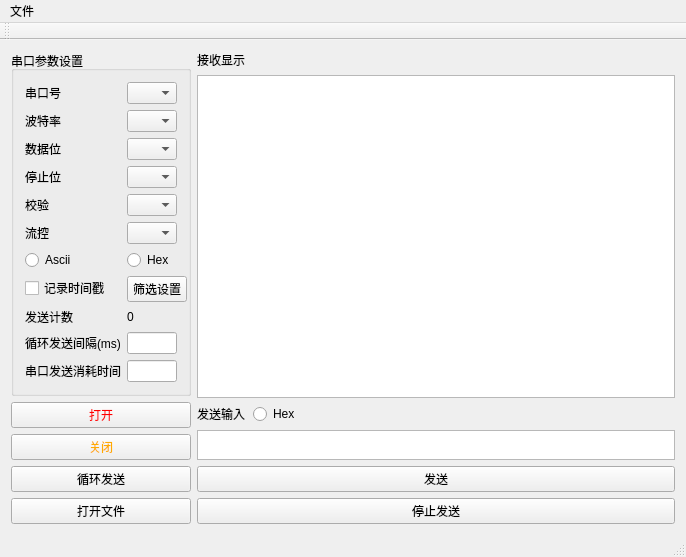
pengjianaixue/ComTestTools, file mainwindow.ui: the form before one commit.
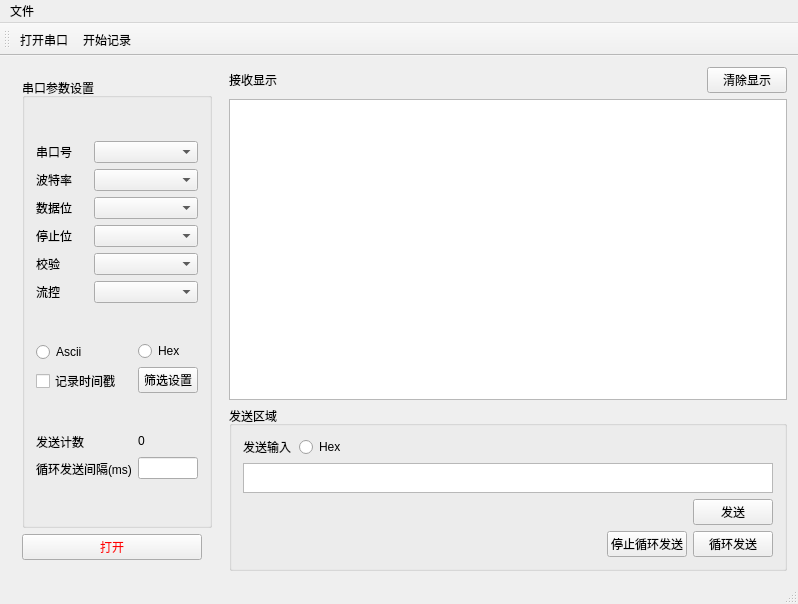
The form after the commit. Icons and pictures are not drawn.

Diff of the .ui file:
```diff
--- a/mainwindow.ui
+++ b/mainwindow.ui
@@ -6,125 +6,170 @@
    <rect>
     <x>0</x>
     <y>0</y>
-    <width>686</width>
-    <height>504</height>
+    <width>798</width>
+    <height>604</height>
    </rect>
   </property>
   <property name="windowTitle">
    <string>MainWindow</string>
   </property>
   <widget class="QWidget" name="centralWidget">
-   <layout class="QGridLayout" name="gridLayout">
+   <layout class="QGridLayout" name="gridLayout_2">
     <item row="0" column="0">
-     <layout class="QFormLayout" name="formLayout_3">
-      <item row="0" column="0">
-       <layout class="QVBoxLayout" name="verticalLayout_2">
-        <property name="sizeConstraint">
-         <enum>QLayout::SetFixedSize</enum>
-        </property>
-        <property name="rightMargin">
-         <number>0</number>
-        </property>
+     <layout class="QHBoxLayout" name="horizontalLayout_10" stretch="2,8">
+      <item>
+       <widget class="QWidget" name="widget_comparamset" native="true">
+        <layout class="QVBoxLayout" name="verticalLayout_6">
         <item>
          <widget class="QGroupBox" name="formGroupBox">
           <property name="sizePolicy">
-           <sizepolicy hsizetype="Fixed" vsizetype="Fixed">
+            <sizepolicy hsizetype="Expanding" vsizetype="Expanding">
             <horstretch>0</horstretch>
             <verstretch>0</verstretch>
            </sizepolicy>
           </property>
           <property name="maximumSize">
            <size>
-            <width>180</width>
+             <width>16777215</width>
             <height>16777215</height>
            </size>
           </property>
           <property name="title">
            <string>串口参数设置</string>
           </property>
-          <layout class="QFormLayout" name="formLayout">
-           <item row="1" column="0">
+           <layout class="QVBoxLayout" name="verticalLayout_12" stretch="7,1,2">
+            <item>
+             <layout class="QHBoxLayout" name="horizontalLayout_5" stretch="3,6">
+              <item>
+               <layout class="QVBoxLayout" name="verticalLayout_3">
+                <item>
             <widget class="QLabel" name="label">
              <property name="text">
               <string>串口号</string>
              </property>
             </widget>
            </item>
-           <item row="1" column="1">
-            <widget class="QComboBox" name="COMPort"/>
-           </item>
-           <item row="2" column="0">
+                <item>
             <widget class="QLabel" name="label_2">
              <property name="text">
               <string>波特率</string>
              </property>
             </widget>
            </item>
-           <item row="2" column="1">
-            <widget class="QComboBox" name="BuadRate"/>
-           </item>
-           <item row="3" column="0">
+                <item>
             <widget class="QLabel" name="label_3">
              <property name="text">
               <string>数据位</string>
              </property>
             </widget>
            </item>
-           <item row="3" column="1">
-            <widget class="QComboBox" name="DataBit"/>
-           </item>
-           <item row="4" column="0">
+                <item>
             <widget class="QLabel" name="label_4">
              <property name="text">
               <string>停止位</string>
              </property>
             </widget>
            </item>
-           <item row="4" column="1">
-            <widget class="QComboBox" name="StopBit"/>
-           </item>
-           <item row="5" column="0">
+                <item>
             <widget class="QLabel" name="label_5">
              <property name="text">
               <string>校验</string>
              </property>
             </widget>
            </item>
-           <item row="5" column="1">
-            <widget class="QComboBox" name="CheckBit"/>
-           </item>
-           <item row="6" column="0">
+                <item>
             <widget class="QLabel" name="label_6">
              <property name="text">
               <string>流控</string>
              </property>
             </widget>
            </item>
-           <item row="6" column="1">
+               </layout>
+              </item>
+              <item>
+               <layout class="QVBoxLayout" name="verticalLayout_4">
+                <item>
+                 <widget class="QComboBox" name="COMPort"/>
+                </item>
+                <item>
+                 <widget class="QComboBox" name="BuadRate"/>
+                </item>
+                <item>
+                 <widget class="QComboBox" name="DataBit"/>
+                </item>
+                <item>
+                 <widget class="QComboBox" name="StopBit"/>
+                </item>
+                <item>
+                 <widget class="QComboBox" name="CheckBit"/>
+                </item>
+                <item>
             <widget class="QComboBox" name="StreamCtrl"/>
            </item>
-           <item row="7" column="0">
+               </layout>
+              </item>
+             </layout>
+            </item>
+            <item>
+             <layout class="QHBoxLayout" name="horizontalLayout_7">
+              <item>
+               <layout class="QVBoxLayout" name="verticalLayout_5">
+                <item>
             <widget class="QRadioButton" name="RadioAscii">
+                  <property name="sizePolicy">
+                   <sizepolicy hsizetype="Preferred" vsizetype="Preferred">
+                    <horstretch>0</horstretch>
+                    <verstretch>0</verstretch>
+                   </sizepolicy>
+                  </property>
+                  <property name="minimumSize">
+                   <size>
+                    <width>96</width>
+                    <height>0</height>
+                   </size>
+                  </property>
              <property name="text">
               <string>Ascii</string>
              </property>
             </widget>
            </item>
-           <item row="7" column="1">
-            <widget class="QRadioButton" name="radioHex">
-             <property name="text">
-              <string>Hex</string>
-             </property>
-            </widget>
-           </item>
-           <item row="8" column="0">
+                <item>
             <widget class="QCheckBox" name="checkBoxRecordTime">
+                  <property name="sizePolicy">
+                   <sizepolicy hsizetype="Preferred" vsizetype="Preferred">
+                    <horstretch>0</horstretch>
+                    <verstretch>0</verstretch>
+                   </sizepolicy>
+                  </property>
+                  <property name="minimumSize">
+                   <size>
+                    <width>96</width>
+                    <height>0</height>
+                   </size>
+                  </property>
              <property name="text">
               <string>记录时间戳</string>
              </property>
             </widget>
            </item>
-           <item row="8" column="1">
+               </layout>
+              </item>
+              <item>
+               <layout class="QVBoxLayout" name="verticalLayout_11">
+                <item>
+                 <widget class="QRadioButton" name="radioHex">
+                  <property name="minimumSize">
+                   <size>
+                    <width>50</width>
+                    <height>0</height>
+                   </size>
+                  </property>
+                  <property name="text">
+                   <string>Hex</string>
+                  </property>
+                 </widget>
+                </item>
+                <item>
             <widget class="QPushButton" name="MessageFilter">
              <property name="sizePolicy">
               <sizepolicy hsizetype="Fixed" vsizetype="Fixed">
@@ -143,39 +188,76 @@
              </property>
             </widget>
            </item>
-           <item row="9" column="0">
+               </layout>
+              </item>
+             </layout>
+            </item>
+            <item>
+             <layout class="QHBoxLayout" name="horizontalLayout_6">
+              <item>
+               <layout class="QVBoxLayout" name="verticalLayout">
+                <item>
             <widget class="QLabel" name="label_7">
+                  <property name="minimumSize">
+                   <size>
+                    <width>0</width>
+                    <height>20</height>
+                   </size>
+                  </property>
              <property name="text">
               <string>发送计数</string>
              </property>
             </widget>
            </item>
-           <item row="9" column="1">
-            <widget class="QLabel" name="label_SendCount">
-             <property name="text">
-              <string>0</string>
-             </property>
-            </widget>
-           </item>
-           <item row="10" column="0">
+                <item>
             <widget class="QLabel" name="label_8">
              <property name="text">
               <string>循环发送间隔(ms)</string>
              </property>
             </widget>
            </item>
-           <item row="10" column="1">
-            <widget class="QLineEdit" name="Line_SendTimeGap"/>
-           </item>
-           <item row="11" column="0">
-            <widget class="QLabel" name="label_9">
+               </layout>
+              </item>
+              <item>
+               <layout class="QVBoxLayout" name="verticalLayout_2">
+                <item>
+                 <widget class="QLabel" name="label_SendCount">
+                  <property name="sizePolicy">
+                   <sizepolicy hsizetype="Preferred" vsizetype="Fixed">
+                    <horstretch>0</horstretch>
+                    <verstretch>0</verstretch>
+                   </sizepolicy>
+                  </property>
+                  <property name="minimumSize">
+                   <size>
+                    <width>0</width>
+                    <height>20</height>
+                   </size>
+                  </property>
+                  <property name="maximumSize">
+                   <size>
+                    <width>60</width>
+                    <height>16777215</height>
+                   </size>
+                  </property>
              <property name="text">
-              <string>串口发送消耗时间</string>
+                   <string>0</string>
              </property>
             </widget>
            </item>
-           <item row="11" column="1">
-            <widget class="QLineEdit" name="Line_UseTime"/>
+                <item>
+                 <widget class="QLineEdit" name="Line_SendTimeGap">
+                  <property name="maximumSize">
+                   <size>
+                    <width>60</width>
+                    <height>16777215</height>
+                   </size>
+                  </property>
+                 </widget>
+                </item>
+               </layout>
+              </item>
+             </layout>
            </item>
           </layout>
          </widget>
@@ -203,79 +285,25 @@
           <property name="text">
            <string>打开</string>
           </property>
-         </widget>
-        </item>
-        <item>
-         <widget class="QPushButton" name="ButtonStopSend">
-          <property name="sizePolicy">
-           <sizepolicy hsizetype="Expanding" vsizetype="Fixed">
-            <horstretch>0</horstretch>
-            <verstretch>0</verstretch>
-           </sizepolicy>
-          </property>
-          <property name="maximumSize">
-           <size>
-            <width>180</width>
-            <height>16777215</height>
-           </size>
-          </property>
-          <property name="styleSheet">
-           <string notr="true">QPushButton{color:rgb(255, 170, 0)}</string>
-          </property>
-          <property name="text">
-           <string>关闭</string>
-          </property>
-         </widget>
-        </item>
-        <item>
-         <widget class="QPushButton" name="push_SendLoop">
-          <property name="sizePolicy">
-           <sizepolicy hsizetype="Expanding" vsizetype="Fixed">
-            <horstretch>0</horstretch>
-            <verstretch>0</verstretch>
-           </sizepolicy>
-          </property>
-          <property name="maximumSize">
-           <size>
-            <width>180</width>
-            <height>16777215</height>
-           </size>
-          </property>
-          <property name="text">
-           <string>循环发送</string>
-          </property>
-         </widget>
-        </item>
-        <item>
-         <widget class="QPushButton" name="ButtonopenFile">
-          <property name="sizePolicy">
-           <sizepolicy hsizetype="Expanding" vsizetype="Fixed">
-            <horstretch>0</horstretch>
-            <verstretch>0</verstretch>
-           </sizepolicy>
-          </property>
-          <property name="maximumSize">
-           <size>
-            <width>180</width>
-            <height>16777215</height>
-           </size>
-          </property>
-          <property name="text">
-           <string>打开文件</string>
+           <property name="icon">
+            <iconset resource="rc.qrc">
+             <normaloff>:/rc/icon/resource/serial-port-on.png</normaloff>:/rc/icon/resource/serial-port-on.png</iconset>
           </property>
          </widget>
         </item>
        </layout>
+       </widget>
       </item>
-      <item row="0" column="1">
-       <layout class="QVBoxLayout" name="verticalLayout">
-        <property name="sizeConstraint">
-         <enum>QLayout::SetFixedSize</enum>
-        </property>
+      <item>
+       <layout class="QVBoxLayout" name="verticalLayout_10" stretch="7,3">
+        <item>
+         <layout class="QVBoxLayout" name="verticalLayout_8">
+          <item>
+           <layout class="QHBoxLayout" name="horizontalLayout_9">
         <item>
          <widget class="QLabel" name="label_11">
           <property name="sizePolicy">
-           <sizepolicy hsizetype="Expanding" vsizetype="Preferred">
+               <sizepolicy hsizetype="Preferred" vsizetype="Preferred">
             <horstretch>0</horstretch>
             <verstretch>0</verstretch>
            </sizepolicy>
@@ -286,8 +314,44 @@
          </widget>
         </item>
         <item>
-         <widget class="QTextEdit" name="Cmddisplay"/>
-        </item>
+             <spacer name="horizontalSpacer_3">
+              <property name="orientation">
+               <enum>Qt::Horizontal</enum>
+              </property>
+              <property name="sizeHint" stdset="0">
+               <size>
+                <width>40</width>
+                <height>20</height>
+               </size>
+              </property>
+             </spacer>
+            </item>
+            <item>
+             <widget class="QPushButton" name="pushButton_cleandiaplay">
+              <property name="text">
+               <string>清除显示</string>
+              </property>
+              <property name="icon">
+               <iconset resource="rc.qrc">
+                <normaloff>:/rc/icon/resource/clean.png</normaloff>:/rc/icon/resource/clean.png</iconset>
+              </property>
+             </widget>
+            </item>
+           </layout>
+          </item>
+          <item>
+           <widget class="QTextBrowser" name="textbrowse_cmddisplay"/>
+          </item>
+         </layout>
+        </item>
+        <item>
+         <widget class="QGroupBox" name="groupBox">
+          <property name="title">
+           <string>发送区域</string>
+          </property>
+          <layout class="QGridLayout" name="gridLayout">
+           <item row="0" column="0">
+            <layout class="QVBoxLayout" name="verticalLayout_9">
         <item>
          <layout class="QHBoxLayout" name="horizontalLayout">
           <item>
@@ -323,9 +387,24 @@
          </widget>
         </item>
         <item>
+              <layout class="QHBoxLayout" name="horizontalLayout_3">
+               <item>
+                <spacer name="horizontalSpacer">
+                 <property name="orientation">
+                  <enum>Qt::Horizontal</enum>
+                 </property>
+                 <property name="sizeHint" stdset="0">
+                  <size>
+                   <width>250</width>
+                   <height>20</height>
+                  </size>
+                 </property>
+                </spacer>
+               </item>
+               <item>
          <widget class="QPushButton" name="ButtonSend">
           <property name="sizePolicy">
-           <sizepolicy hsizetype="Expanding" vsizetype="Fixed">
+                  <sizepolicy hsizetype="Fixed" vsizetype="Fixed">
             <horstretch>0</horstretch>
             <verstretch>0</verstretch>
            </sizepolicy>
@@ -333,19 +412,65 @@
           <property name="text">
            <string>发送</string>
           </property>
-         </widget>
+                 <property name="autoRepeat">
+                  <bool>true</bool>
+                 </property>
+                </widget>
+               </item>
+              </layout>
+             </item>
+             <item>
+              <layout class="QHBoxLayout" name="horizontalLayout_2">
+               <item>
+                <spacer name="horizontalSpacer_2">
+                 <property name="orientation">
+                  <enum>Qt::Horizontal</enum>
+                 </property>
+                 <property name="sizeHint" stdset="0">
+                  <size>
+                   <width>250</width>
+                   <height>20</height>
+                  </size>
+                 </property>
+                </spacer>
         </item>
         <item>
          <widget class="QPushButton" name="PushStopSend">
           <property name="sizePolicy">
-           <sizepolicy hsizetype="Expanding" vsizetype="Fixed">
+                  <sizepolicy hsizetype="Fixed" vsizetype="Fixed">
             <horstretch>0</horstretch>
             <verstretch>0</verstretch>
            </sizepolicy>
           </property>
           <property name="text">
-           <string>停止发送</string>
-          </property>
+                  <string>停止循环发送</string>
+                 </property>
+                </widget>
+               </item>
+               <item>
+                <widget class="QPushButton" name="push_SendLoop">
+                 <property name="sizePolicy">
+                  <sizepolicy hsizetype="Fixed" vsizetype="Fixed">
+                   <horstretch>0</horstretch>
+                   <verstretch>0</verstretch>
+                  </sizepolicy>
+                 </property>
+                 <property name="maximumSize">
+                  <size>
+                   <width>180</width>
+                   <height>16777215</height>
+                  </size>
+                 </property>
+                 <property name="text">
+                  <string>循环发送</string>
+                 </property>
+                </widget>
+               </item>
+              </layout>
+             </item>
+            </layout>
+           </item>
+          </layout>
          </widget>
         </item>
        </layout>
@@ -359,7 +484,7 @@
     <rect>
      <x>0</x>
      <y>0</y>
-     <width>686</width>
+     <width>798</width>
      <height>23</height>
     </rect>
    </property>
@@ -377,8 +502,31 @@
    <attribute name="toolBarBreak">
     <bool>false</bool>
    </attribute>
+   <addaction name="openComportAction"/>
+   <addaction name="startRecordAction"/>
   </widget>
   <widget class="QStatusBar" name="statusBar"/>
+  <action name="openComportAction">
+   <property name="icon">
+    <iconset resource="rc.qrc">
+     <normaloff>:/rc/icon/resource/serial-port-on.png</normaloff>:/rc/icon/resource/serial-port-on.png</iconset>
+   </property>
+   <property name="text">
+    <string>打开串口</string>
+   </property>
+  </action>
+  <action name="startRecordAction">
+   <property name="checkable">
+    <bool>true</bool>
+   </property>
+   <property name="icon">
+    <iconset resource="rc.qrc">
+     <normaloff>:/rc/icon/resource/record-off.png</normaloff>:/rc/icon/resource/record-off.png</iconset>
+   </property>
+   <property name="text">
+    <string>开始记录</string>
+   </property>
+  </action>
  </widget>
  <layoutdefault spacing="6" margin="11"/>
  <resources/>
```
Left out of the diff: 6 changed lines with no effect on the pictures. Lines whose indentation alone changed are shown as unchanged.
